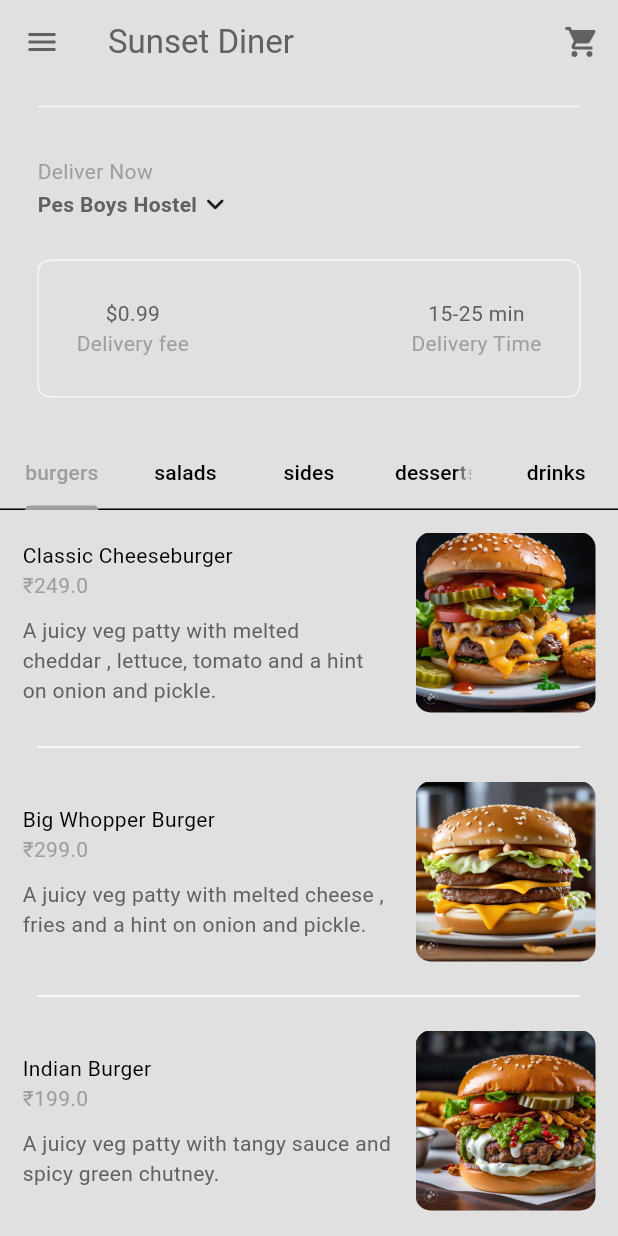
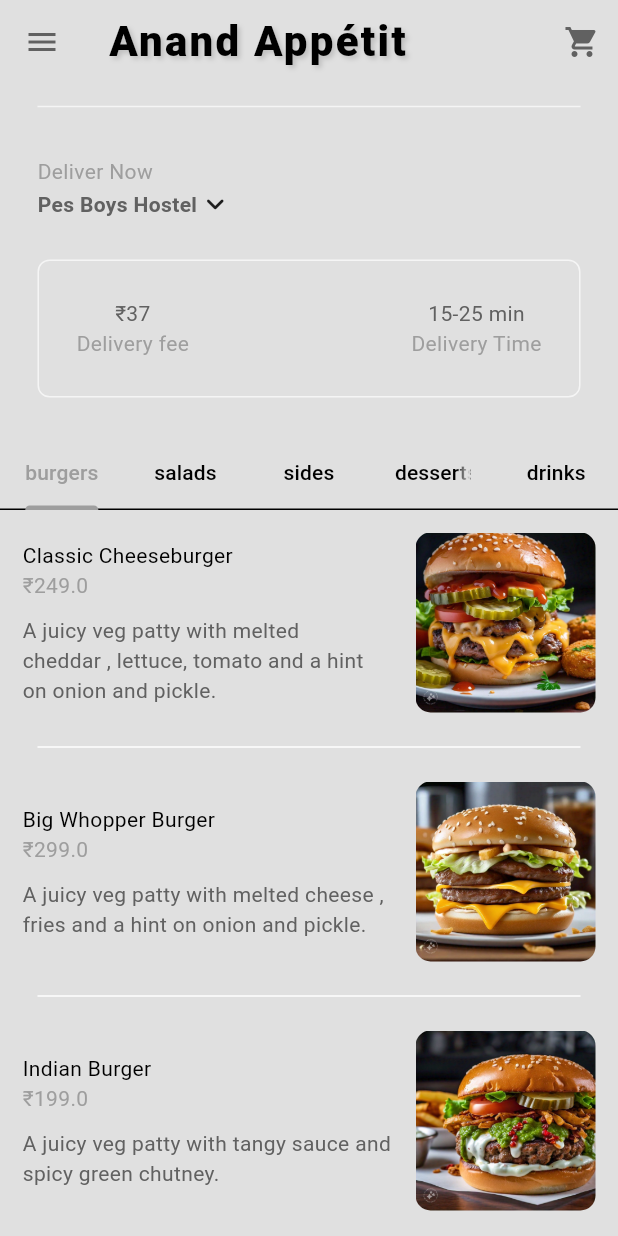
Before and after one commit to adiboy-23/food_delivery-flutter, a Flutter app: the screen it shows once a user with an empty profile is signed in, on a phone screen of 412 x 824 dp. Run offline on Flutter 3.47's test engine with Material 3 defaults, Android fonts, the phone set to English and light mode, and no system bars; our stand-ins replace cloud_firestore, firebase_auth, firebase_core, flutter_credit_card; accounts and stored records are empty.

Commit message:
few updates

```diff
--- a/lib/components/my_description_box.dart
+++ b/lib/components/my_description_box.dart
@@ -24,7 +24,7 @@ class MyDescriptionBox extends StatelessWidget {
           Column(
             children: [
               Text(
-                "\$0.99",
+                "₹37",
                 style: myprimaryTextStyle,
               ),
               Text(
--- a/lib/pages/food_page.dart
+++ b/lib/pages/food_page.dart
@@ -1,7 +1,5 @@
-import 'package:collection/collection.dart';
 import 'package:flutter/material.dart';
 import 'package:food_del/components/my_button.dart';
-import 'package:food_del/models/cart_items.dart';
 import 'package:food_del/models/food.dart';
 import 'package:food_del/models/restaurant.dart';
 import 'package:provider/provider.dart';
@@ -36,6 +34,9 @@ class _FoodPageState extends State<FoodPage> {
     // Call the addToCart method from the Restaurant model
     Provider.of<Restaurant>(context, listen: false)
         .addToCart(food, selectedAddons);
+
+    // Navigate back to the HomePage
+    Navigator.pop(context);
   }
 
   @override
--- a/pubspec.yaml
+++ b/pubspec.yaml
@@ -1,5 +1,5 @@
 name: food_del
-description: "A new Flutter project."
+description: "A food delivery app"
 # The following line prevents the package from being accidentally published to
 # pub.dev using `flutter pub publish`. This is preferred for private packages.
 publish_to: 'none' # Remove this line if you wish to publish to pub.dev
```
Also changed, not shown: lib/components/my_sliver_app_bar.dart (+16 -1 lines).
